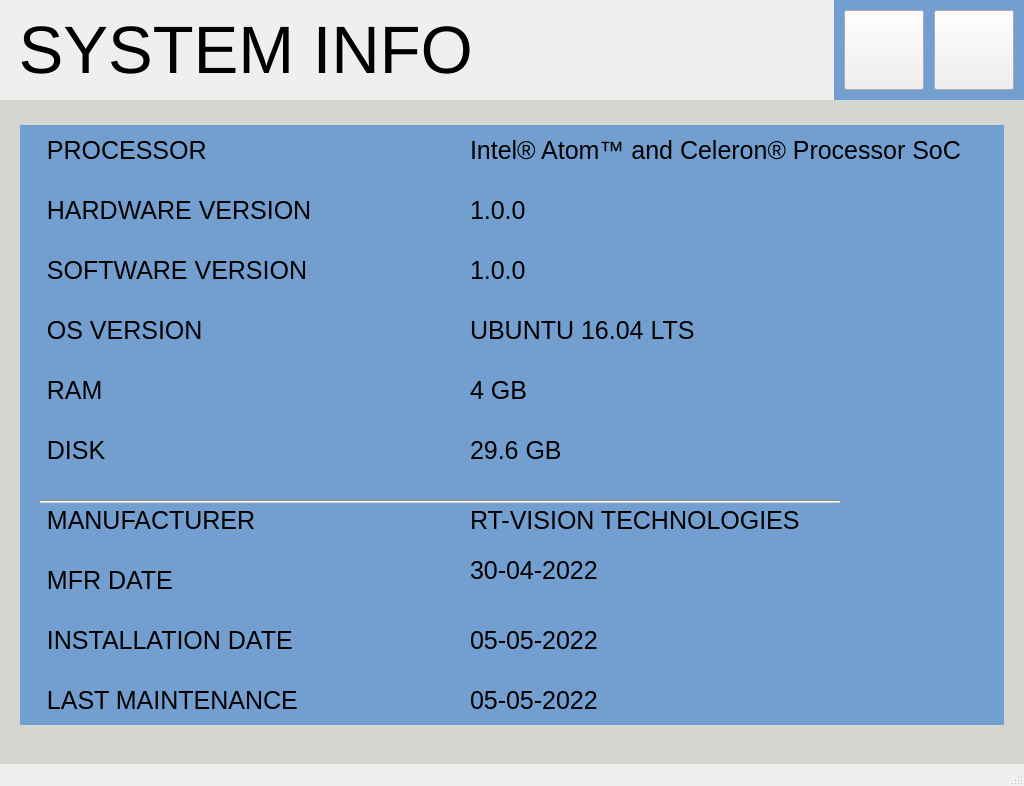
Qt form infowindow.ui (kartikeya8973/emu_hmi_app) before a commit.
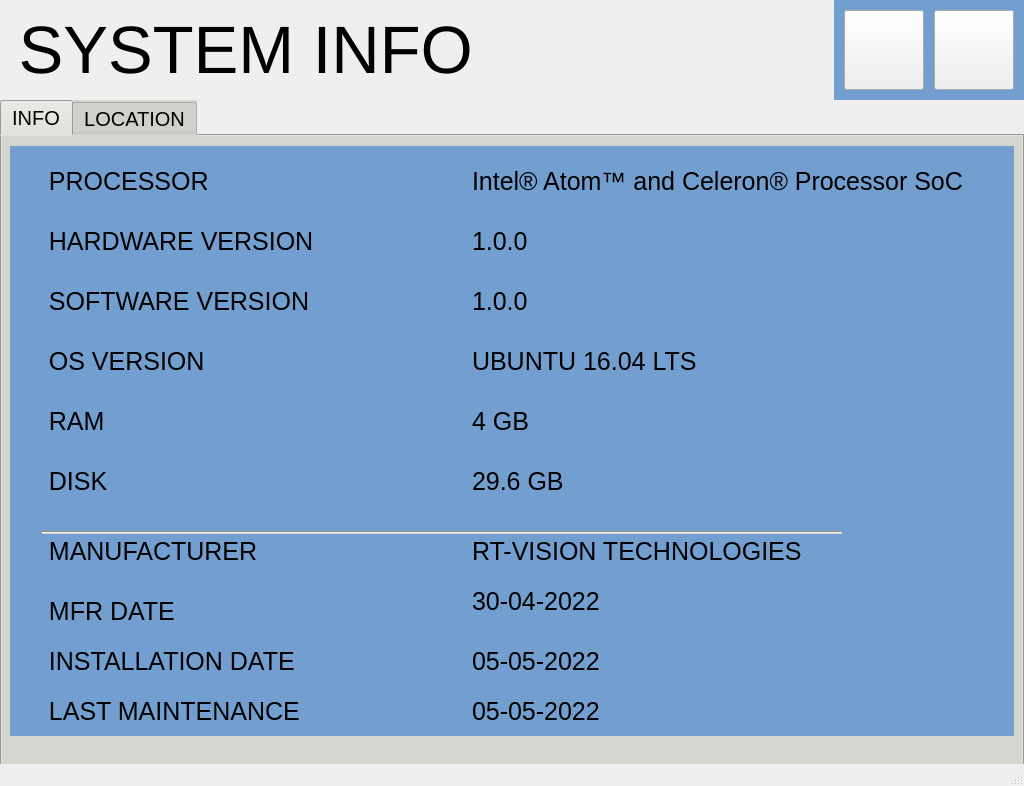
The same form after that commit. Icons and pictures are not drawn.

What changed in the file:
```diff
--- a/infowindow.ui
+++ b/infowindow.ui
@@ -119,7 +119,7 @@
      <string/>
     </property>
    </widget>
-   <widget class="QStackedWidget" name="stackedWidget">
+   <widget class="QTabWidget" name="tabWidget">
     <property name="geometry">
      <rect>
       <x>0</x>
@@ -128,6 +128,42 @@
       <height>686</height>
      </rect>
     </property>
+    <property name="sizePolicy">
+     <sizepolicy hsizetype="Expanding" vsizetype="Expanding">
+      <horstretch>0</horstretch>
+      <verstretch>0</verstretch>
+     </sizepolicy>
+    </property>
+    <property name="font">
+     <font>
+      <pointsize>15</pointsize>
+     </font>
+    </property>
+    <property name="layoutDirection">
+     <enum>Qt::LeftToRight</enum>
+    </property>
+    <property name="styleSheet">
+     <string notr="true">background-color: rgb(211, 215, 207);</string>
+    </property>
+    <property name="currentIndex">
+     <number>0</number>
+    </property>
+    <property name="movable">
+     <bool>false</bool>
+    </property>
+    <widget class="QWidget" name="tab1">
+     <attribute name="title">
+      <string>INFO</string>
+     </attribute>
+     <widget class="QStackedWidget" name="stackedWidget">
+      <property name="geometry">
+       <rect>
+        <x>0</x>
+        <y>0</y>
+        <width>1024</width>
+        <height>666</height>
+       </rect>
+      </property>
     <property name="styleSheet">
      <string notr="true">background-color: rgb(211, 215, 207);</string>
     </property>
@@ -135,10 +171,10 @@
      <widget class="QLabel" name="label_info">
       <property name="geometry">
        <rect>
-        <x>20</x>
-        <y>25</y>
-        <width>984</width>
-        <height>600</height>
+          <x>8</x>
+          <y>10</y>
+          <width>1004</width>
+          <height>590</height>
        </rect>
       </property>
       <property name="styleSheet">
@@ -152,7 +188,7 @@
       <property name="geometry">
        <rect>
         <x>40</x>
-        <y>35</y>
+          <y>30</y>
         <width>250</width>
         <height>30</height>
        </rect>
@@ -173,7 +209,7 @@
       <property name="geometry">
        <rect>
         <x>40</x>
-        <y>95</y>
+          <y>90</y>
         <width>300</width>
         <height>30</height>
        </rect>
@@ -194,7 +230,7 @@
       <property name="geometry">
        <rect>
         <x>40</x>
-        <y>155</y>
+          <y>150</y>
         <width>300</width>
         <height>30</height>
        </rect>
@@ -215,7 +251,7 @@
       <property name="geometry">
        <rect>
         <x>40</x>
-        <y>215</y>
+          <y>210</y>
         <width>250</width>
         <height>30</height>
        </rect>
@@ -236,7 +272,7 @@
       <property name="geometry">
        <rect>
         <x>40</x>
-        <y>275</y>
+          <y>270</y>
         <width>250</width>
         <height>30</height>
        </rect>
@@ -257,7 +293,7 @@
       <property name="geometry">
        <rect>
         <x>40</x>
-        <y>335</y>
+          <y>330</y>
         <width>250</width>
         <height>30</height>
        </rect>
@@ -278,7 +314,7 @@
       <property name="geometry">
        <rect>
         <x>40</x>
-        <y>585</y>
+          <y>560</y>
         <width>300</width>
         <height>30</height>
        </rect>
@@ -299,7 +335,7 @@
       <property name="geometry">
        <rect>
         <x>40</x>
-        <y>525</y>
+          <y>510</y>
         <width>300</width>
         <height>30</height>
        </rect>
@@ -320,7 +356,7 @@
       <property name="geometry">
        <rect>
         <x>40</x>
-        <y>465</y>
+          <y>460</y>
         <width>300</width>
         <height>30</height>
        </rect>
@@ -341,7 +377,7 @@
       <property name="geometry">
        <rect>
         <x>40</x>
-        <y>405</y>
+          <y>400</y>
         <width>300</width>
         <height>30</height>
        </rect>
@@ -362,7 +398,7 @@
       <property name="geometry">
        <rect>
         <x>40</x>
-        <y>400</y>
+          <y>395</y>
         <width>800</width>
         <height>3</height>
        </rect>
@@ -375,7 +411,7 @@
       <property name="geometry">
        <rect>
         <x>470</x>
-        <y>35</y>
+          <y>30</y>
         <width>521</width>
         <height>30</height>
        </rect>
@@ -396,7 +432,7 @@
       <property name="geometry">
        <rect>
         <x>470</x>
-        <y>95</y>
+          <y>90</y>
         <width>200</width>
         <height>30</height>
        </rect>
@@ -417,7 +453,7 @@
       <property name="geometry">
        <rect>
         <x>470</x>
-        <y>155</y>
+          <y>150</y>
         <width>200</width>
         <height>30</height>
        </rect>
@@ -438,7 +474,7 @@
       <property name="geometry">
        <rect>
         <x>470</x>
-        <y>215</y>
+          <y>210</y>
         <width>270</width>
         <height>30</height>
        </rect>
@@ -459,7 +495,7 @@
       <property name="geometry">
        <rect>
         <x>470</x>
-        <y>275</y>
+          <y>270</y>
         <width>200</width>
         <height>30</height>
        </rect>
@@ -480,7 +516,7 @@
       <property name="geometry">
        <rect>
         <x>470</x>
-        <y>335</y>
+          <y>330</y>
         <width>200</width>
         <height>30</height>
        </rect>
@@ -501,7 +537,7 @@
       <property name="geometry">
        <rect>
         <x>470</x>
-        <y>405</y>
+          <y>400</y>
         <width>330</width>
         <height>30</height>
        </rect>
@@ -522,7 +558,7 @@
       <property name="geometry">
        <rect>
         <x>470</x>
-        <y>455</y>
+          <y>450</y>
         <width>300</width>
         <height>30</height>
        </rect>
@@ -543,7 +579,7 @@
       <property name="geometry">
        <rect>
         <x>470</x>
-        <y>525</y>
+          <y>510</y>
         <width>300</width>
         <height>30</height>
        </rect>
@@ -564,7 +600,7 @@
       <property name="geometry">
        <rect>
         <x>470</x>
-        <y>585</y>
+          <y>560</y>
         <width>300</width>
         <height>30</height>
        </rect>
@@ -579,6 +615,29 @@
       </property>
       <property name="text">
        <string>05-05-2022</string>
+        </property>
+       </widget>
+      </widget>
+     </widget>
+    </widget>
+    <widget class="QWidget" name="tab_8">
+     <attribute name="title">
+      <string>LOCATION</string>
+     </attribute>
+     <widget class="QLabel" name="label">
+      <property name="geometry">
+       <rect>
+        <x>10</x>
+        <y>10</y>
+        <width>1004</width>
+        <height>591</height>
+       </rect>
+      </property>
+      <property name="styleSheet">
+       <string notr="true">image: url(:/new/icons/location_gps.png);</string>
+      </property>
+      <property name="text">
+       <string/>
       </property>
      </widget>
     </widget>
```
Lines whose indentation alone changed are shown as unchanged.
